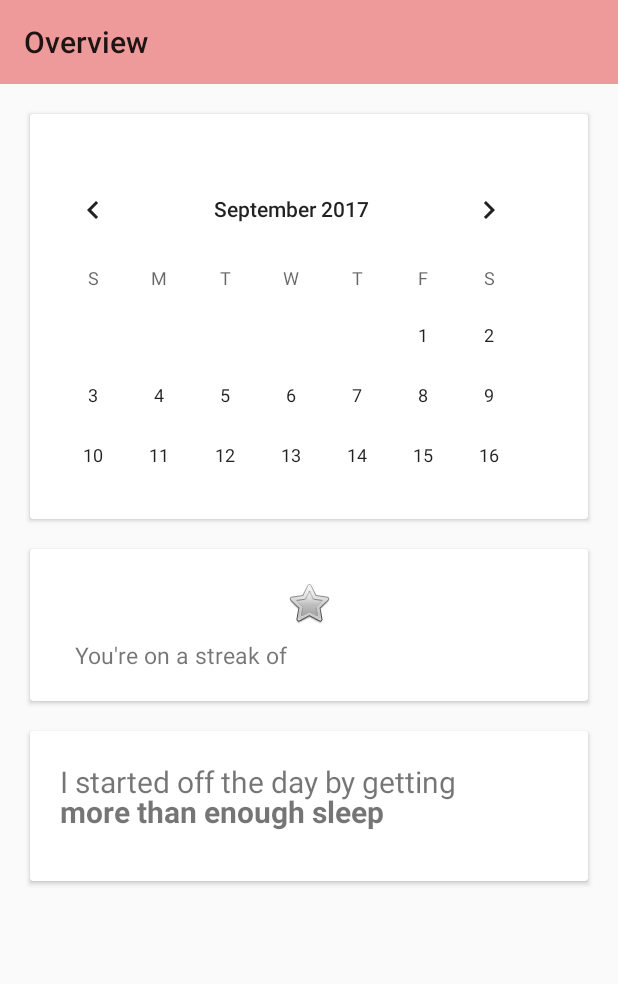
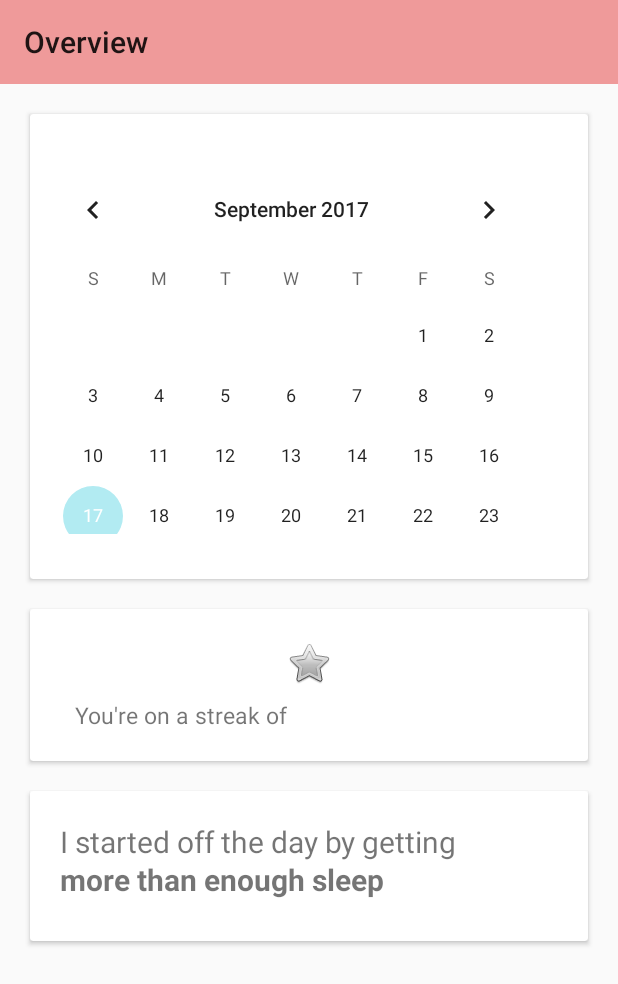
Before and after one commit to CampbellOwen/OneDayAtaTime, an Android app: the screen it shows after launch (Overview_Main), on a phone screen of 412 x 824 dp. Shown: the top 984 px of the screen. Run offline under Robolectric (Android 15) with nearby library versions, the phone set to English and light mode, and no system bars.

Commit message:
fixed styling of elements on the overview page

```diff
--- a/app/src/main/res/layout/overview_layout.xml
+++ b/app/src/main/res/layout/overview_layout.xml
@@ -25,7 +25,7 @@
         <CalendarView
             android:id="@+id/calendarView"
             android:layout_width="wrap_content"
-            android:layout_height="210dp"
+            android:layout_height="250dp"
             android:layout_marginTop="30dp"
             android:layout_marginBottom="30dp"
             android:layout_weight="1"
@@ -89,7 +89,7 @@
         android:layout_gravity="start"
         android:layout_marginStart="20dp"
         android:layout_marginEnd="20dp"
-        android:layout_marginTop="40dp"
+        android:layout_marginTop="45dp"
         android:textSize="20sp"
         android:textStyle="bold"
         android:text="more than enough sleep"/>
```
